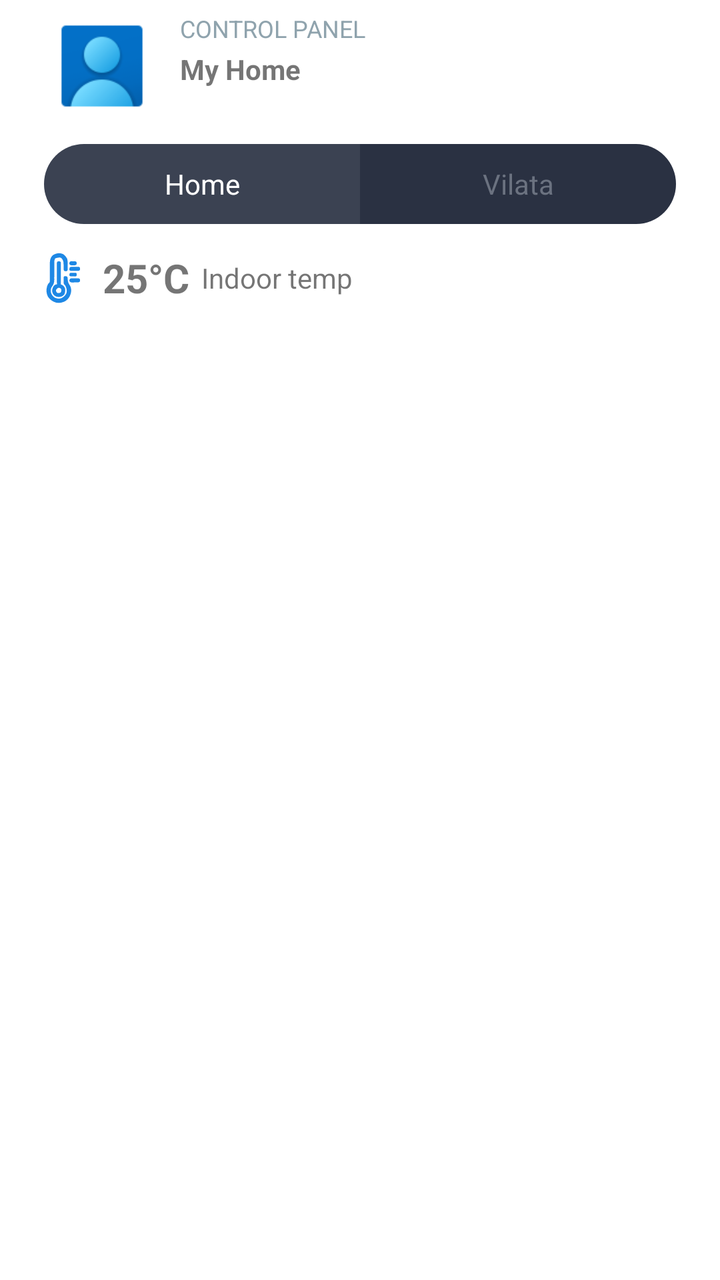
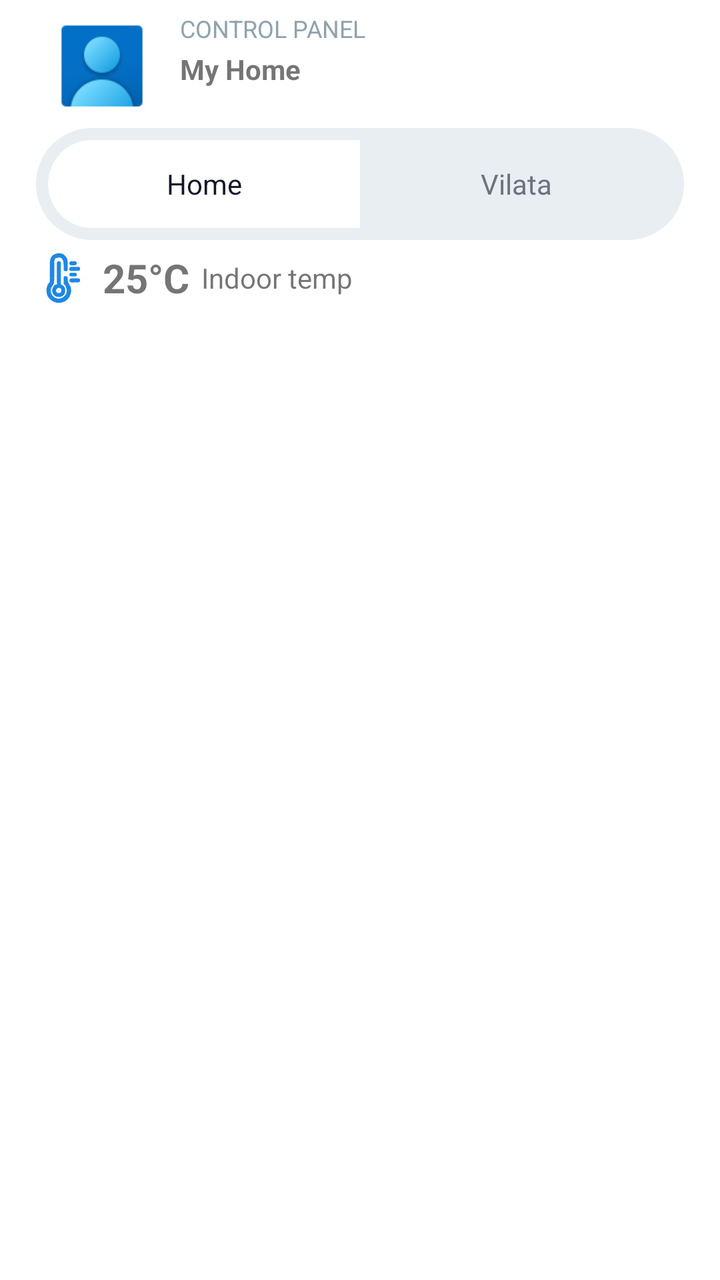

An Android layout rendered at two revisions. The XML below is the earlier revision; the diff shows what the commit changed to produce the second picture.
<!-- AndroidManifest.xml: application theme Theme.ManagingHomeDevicesApp -->
<!-- res/layout/activity_main.xml -->
<?xml version="1.0" encoding="utf-8"?>
<androidx.constraintlayout.widget.ConstraintLayout
    xmlns:android="http://schemas.android.com/apk/res/android"
    xmlns:app="http://schemas.android.com/apk/res-auto"
    xmlns:tools="http://schemas.android.com/tools"
    android:layout_width="match_parent"
    android:layout_height="match_parent"
    android:fitsSystemWindows="true"
    android:background="?android:attr/colorBackground"
    >


    <androidx.constraintlayout.widget.ConstraintLayout
        android:id="@+id/containerControlPanel"
        android:layout_width="0dp"
        android:layout_height="64dp"
        android:padding="6dp"
        app:layout_constraintEnd_toEndOf="parent"
        app:layout_constraintHorizontal_bias="0.0"
        app:tint="@color/colorPrimary"
        app:layout_constraintStart_toStartOf="@id/leftGuide"
        app:layout_constraintTop_toTopOf="parent"
        app:layout_constraintWidth_percent="0.65">

        <ImageView
            android:id="@+id/imgProfile"
            android:layout_width="54dp"
            android:layout_height="54dp"
            android:clipToOutline="true"
            android:scaleType="centerCrop"
            android:src="@drawable/avatar_image"
            app:layout_constraintStart_toStartOf="parent"
            app:layout_constraintTop_toTopOf="parent" />

        <LinearLayout
            android:id="@+id/controlPanelInfo"
            android:layout_width="0dp"
            android:layout_height="wrap_content"
            android:layout_marginStart="12dp"
            android:orientation="vertical"
            app:layout_constraintStart_toEndOf="@id/imgProfile"
            app:layout_constraintTop_toTopOf="@id/imgProfile">

            <TextView
                android:id="@+id/controlPanel"
                android:layout_width="match_parent"
                android:layout_height="0dp"
                android:layout_weight="1"
                android:autoSizeMaxTextSize="12sp"
                android:autoSizeMinTextSize="8sp"
                android:autoSizeStepGranularity="2sp"
                android:autoSizeTextType="uniform"
                android:text="CONTROL PANEL"
                android:textColor="#8FA3AD"
                />

            <TextView
                android:id="@+id/destination"
                android:layout_width="match_parent"
                android:layout_height="0dp"
                android:layout_weight="1"
                android:autoSizeMaxTextSize="14sp"
                android:autoSizeMinTextSize="10sp"
                android:text="My Home"
                android:textStyle="bold"
            />

        </LinearLayout>
    </androidx.constraintlayout.widget.ConstraintLayout>


    <com.google.android.material.button.MaterialButtonToggleGroup
        android:id="@+id/toggleGroup"
        android:layout_width="0dp"
        android:layout_height="wrap_content"
        android:padding="4dp"
        android:background="@drawable/toggle_group_background"
        app:layout_constraintEnd_toEndOf="parent"
        app:layout_constraintHorizontal_bias="0"
        app:layout_constraintStart_toStartOf="@id/leftGuide"
        app:layout_constraintTop_toBottomOf="@id/containerControlPanel"
        app:layout_constraintWidth_percent="0.9"
        app:selectionRequired="true"
        app:singleSelection="true"
        app:checkedButton="@id/btnHome">

        <com.google.android.material.button.MaterialButton
            android:id="@+id/btnHome"
            style="@style/Widget.Material3.Button.OutlinedButton"
            android:layout_width="0dp"
            android:layout_height="48dp"
            android:layout_weight="1"
            android:text="Home"
            android:textColor="@color/toggle_button_text"
            android:textAllCaps="false"
            android:textSize="14sp"
            app:iconTint="@color/toggle_button_text"
            app:iconPadding="8dp"
            app:strokeWidth="0dp"
            app:backgroundTint="@color/toggle_button_background"
            app:rippleColor="@android:color/transparent"
            />

        <com.google.android.material.button.MaterialButton
            android:id="@+id/btnVilata"
            style="@style/Widget.Material3.Button.OutlinedButton"
            android:layout_width="0dp"
            android:layout_height="48dp"
            android:layout_weight="1"
            android:text="Vilata"
            android:textColor="@color/toggle_button_text"
            android:textAllCaps="false"
            android:textSize="14sp"
            app:iconTint="@color/toggle_button_text"
            app:iconPadding="8dp"
            app:strokeWidth="0dp"
            app:backgroundTint="@color/toggle_button_background"
            app:rippleColor="@android:color/transparent"
            />

    </com.google.android.material.button.MaterialButtonToggleGroup>

    <androidx.recyclerview.widget.RecyclerView
        android:id="@+id/recyclerView"
        android:layout_width="match_parent"
        android:layout_height="match_parent"
        android:layout_marginTop="160dp"
        android:clipToPadding="false"
        android:padding="8dp"
        app:layout_constraintBottom_toBottomOf="parent"
        app:layout_constraintEnd_toEndOf="parent"
        app:layout_constraintStart_toStartOf="parent"
        app:layout_constraintTop_toBottomOf="@+id/iconTextGroup" />

    <androidx.constraintlayout.widget.Guideline
        android:id="@+id/leftGuide"
        android:layout_width="wrap_content"
        android:layout_height="wrap_content"
        android:orientation="vertical"
        app:layout_constraintGuide_percent="0.05" />

    <LinearLayout
        android:id="@+id/iconTextGroup"
        android:layout_width="185dp"
        android:layout_height="28dp"
        android:gravity="center_vertical"
        android:orientation="horizontal"
        android:layout_marginTop="5dp"
        app:layout_constraintTop_toBottomOf="@id/toggleGroup"
        app:layout_constraintStart_toStartOf="@id/leftGuide">

        <ImageView
            android:layout_width="0dp"
            android:layout_height="wrap_content"
            android:layout_weight="0.5"
            android:src="@drawable/temprature"
            app:tint="@color/colorPrimary"
            tools:layout_editor_absoluteX="41dp"
            tools:layout_editor_absoluteY="74dp"
            />

        <TextView
            android:id="@+id/degree"
            android:layout_width="0dp"
            android:layout_height="match_parent"
            android:layout_weight="1"
            android:autoSizeMaxTextSize="24sp"
            android:autoSizeMinTextSize="14sp"
            android:autoSizeStepGranularity="2sp"
            android:autoSizeTextType="uniform"
            android:gravity="center"
            android:text="25°C"
            android:textStyle="bold"
            tools:layout_editor_absoluteX="38dp"
            tools:layout_editor_absoluteY="62dp" />

        <TextView
            android:id="@+id/textView"
            android:layout_width="47dp"
            android:layout_height="match_parent"
            android:layout_weight="1"
            android:gravity="center_vertical"
            android:text="Indoor temp"

            tools:layout_editor_absoluteX="38dp"
            tools:layout_editor_absoluteY="62dp" />

    </LinearLayout>


</androidx.constraintlayout.widget.ConstraintLayout>
<!-- resources referenced by this layout -->
<resources>
  <color name="colorPrimary">#1E88E5</color>
  <!-- drawable avatar_image: png bitmap (drawable, 3218 bytes) -->
  <!-- drawable temprature: vector/xml drawable (drawable, 4643 chars, omitted) -->
  <!-- drawable toggle_group_background (drawable) -->
  <?xml version="1.0" encoding="utf-8"?>
  <selector xmlns:android="http://schemas.android.com/apk/res/android">
      <shape xmlns:android="http://schemas.android.com/apk/res/android"
          android:shape="rectangle">
          <solid android:color="#1A1F2E" />
          <corners android:radius="28dp" />
      </shape>
  </selector>
  <style name="Theme.ManagingHomeDevicesApp" parent="Theme.MaterialComponents.DayNight.NoActionBar">
          
  
          <item name="colorPrimaryVariant">#3700B3</item>
          <item name="colorOnPrimary">#FFFFFF</item>
  
          
          <item name="colorSecondary">#26A69A</item>
          <item name="colorOnSecondary">#FFFFFF</item>
  
          
          <item name="android:statusBarColor">#121212</item>
          <item name="android:forceDarkAllowed">true</item>
  
          
          <item name="android:colorBackground">@color/colorBackgroundLight</item>
          <item name="colorSurface">@color/colorSurface</item>
  
          
          <item name="colorOnSurface">@color/colorTextPrimary</item>
  
  
          
          <item name="android:textColorPrimary">@color/colorTextPrimary</item>
          <item name="android:textColorSecondary">@color/colorTextSecondary</item>
  
      </style>
  <color name="colorBackgroundLight">#FFFFFF</color>
  <color name="colorSurface">#F5F5F5</color>
  <color name="colorTextPrimary">#3d3d3d  </color>
  <color name="colorTextSecondary">#939393</color>
</resources>

<!-- the commit's change to res/layout/activity_main.xml (unified diff, before → after) -->
@@ -73,52 +73,54 @@
         android:id="@+id/toggleGroup"
         android:layout_width="0dp"
         android:layout_height="wrap_content"
-        android:padding="4dp"
         android:background="@drawable/toggle_group_background"
+        android:padding="6dp"
+        app:checkedButton="@id/btnHome"
         app:layout_constraintEnd_toEndOf="parent"
-        app:layout_constraintHorizontal_bias="0"
-        app:layout_constraintStart_toStartOf="@id/leftGuide"
-        app:layout_constraintTop_toBottomOf="@id/containerControlPanel"
+        app:layout_constraintStart_toStartOf="parent"
+        app:layout_constraintTop_toBottomOf="@+id/containerControlPanel"
         app:layout_constraintWidth_percent="0.9"
         app:selectionRequired="true"
-        app:singleSelection="true"
-        app:checkedButton="@id/btnHome">
+        app:singleSelection="true">
 
         <com.google.android.material.button.MaterialButton
             android:id="@+id/btnHome"
-            style="@style/Widget.Material3.Button.OutlinedButton"
+            style="@style/Widget.Material3.Button.TonalButton"
             android:layout_width="0dp"
-            android:layout_height="48dp"
+            android:layout_height="44dp"
             android:layout_weight="1"
+            android:layout_marginEnd="4dp"
+            android:insetTop="0dp"
+            android:insetBottom="0dp"
             android:text="Home"
-            android:textColor="@color/toggle_button_text"
             android:textAllCaps="false"
+            android:textColor="@color/toggle_text_selector"
             android:textSize="14sp"
-            app:iconTint="@color/toggle_button_text"
-            app:iconPadding="8dp"
-            app:strokeWidth="0dp"
-            app:backgroundTint="@color/toggle_button_background"
+            app:backgroundTint="@color/toggle_bg_selector"
             app:rippleColor="@android:color/transparent"
-            />
+            app:shapeAppearanceOverlay="@style/ToggleButtonShape"
+            app:strokeWidth="0dp" />
 
         <com.google.android.material.button.MaterialButton
             android:id="@+id/btnVilata"
-            style="@style/Widget.Material3.Button.OutlinedButton"
+            style="@style/Widget.Material3.Button.TonalButton"
             android:layout_width="0dp"
-            android:layout_height="48dp"
+            android:layout_height="44dp"
             android:layout_weight="1"
+            android:layout_marginStart="4dp"
+            android:insetTop="0dp"
+            android:insetBottom="0dp"
             android:text="Vilata"
-            android:textColor="@color/toggle_button_text"
             android:textAllCaps="false"
+            android:textColor="@color/toggle_text_selector"
             android:textSize="14sp"
-            app:iconTint="@color/toggle_button_text"
-            app:iconPadding="8dp"
-            app:strokeWidth="0dp"
-            app:backgroundTint="@color/toggle_button_background"
+            app:backgroundTint="@color/toggle_bg_selector"
             app:rippleColor="@android:color/transparent"
-            />
+            app:shapeAppearanceOverlay="@style/ToggleButtonShape"
+            app:strokeWidth="0dp" />
 
     </com.google.android.material.button.MaterialButtonToggleGroup>
+
 
     <androidx.recyclerview.widget.RecyclerView
         android:id="@+id/recyclerView"
<!-- resource entries referenced after the edit -->
@@ -5,13 +5,15 @@
   <!-- drawable temprature: vector/xml drawable (drawable, 4643 chars, omitted) -->
   <!-- drawable toggle_group_background (drawable) -->
   <?xml version="1.0" encoding="utf-8"?>
-  <selector xmlns:android="http://schemas.android.com/apk/res/android">
-      <shape xmlns:android="http://schemas.android.com/apk/res/android"
-          android:shape="rectangle">
-          <solid android:color="#1A1F2E" />
-          <corners android:radius="28dp" />
-      </shape>
-  </selector>
+  <shape xmlns:android="http://schemas.android.com/apk/res/android"
+      android:shape="rectangle">
+      <solid android:color="@color/toggle_container" />
+      <corners android:radius="28dp" />
+  </shape>
+  <style name="ToggleButtonShape">
+          <item name="cornerFamily">rounded</item>
+          <item name="cornerSize">22dp</item>
+      </style>
   <style name="Theme.ManagingHomeDevicesApp" parent="Theme.MaterialComponents.DayNight.NoActionBar">
           
   
@@ -39,6 +41,7 @@
           <item name="android:textColorSecondary">@color/colorTextSecondary</item>
   
       </style>
+  <color name="toggle_container">#E9EEF3</color>
   <color name="colorBackgroundLight">#FFFFFF</color>
   <color name="colorSurface">#F5F5F5</color>
   <color name="colorTextPrimary">#3d3d3d  </color>
